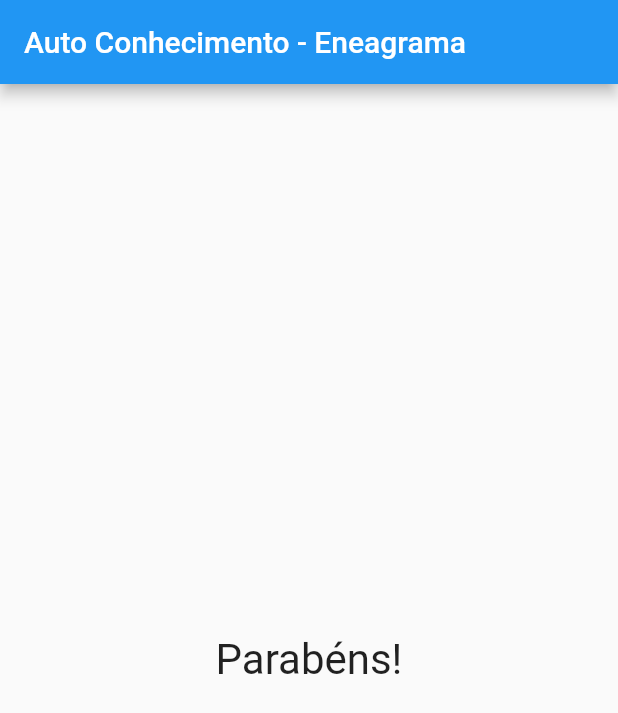
After one commit to danilovalerio/eneaautoconhecimento, a Flutter app: the screen it shows after launch, after a tap on "Preto", after a tap on "Cobra", on a phone screen of 412 x 824 dp. The commit adds this screen. Shown: the top 713 px of the screen. Run offline on Flutter 3.47's test engine with Material 2 defaults, Android fonts, the phone set to English and light mode, and no system bars; missing offline and left inert: dart:html.

Commit message:
criacao do componente de resultado

```diff
--- a/lib/main.dart
+++ b/lib/main.dart
@@ -1,5 +1,6 @@
 import 'package:eneaautoconhecimento/question.dart';
 import 'package:eneaautoconhecimento/response_question.dart';
+import 'package:eneaautoconhecimento/result_widget.dart';
 import 'package:flutter/material.dart';
 
 main() {
@@ -97,12 +98,7 @@ class _AutoConhecimentoEneaAppState extends State<AutoConhecimentoEneaApp> {
                       .toList(),
                 ],
               )
-            : Center(
-                child: Text(
-                  'Parabéns!',
-                  style: TextStyle(fontSize: 28),
-                ),
-              ),
+            : const ResultWidget(),
       ),
     );
   }
--- /dev/null
+++ b/lib/result_widget.dart
@@ -0,0 +1,15 @@
+import 'package:flutter/material.dart';
+
+class ResultWidget extends StatelessWidget {
+  const ResultWidget({Key? key}) : super(key: key);
+
+  @override
+  Widget build(BuildContext context) {
+    return const Center(
+      child: Text(
+        'Parabéns!',
+        style: TextStyle(fontSize: 28),
+      ),
+    );
+  }
+}
```
